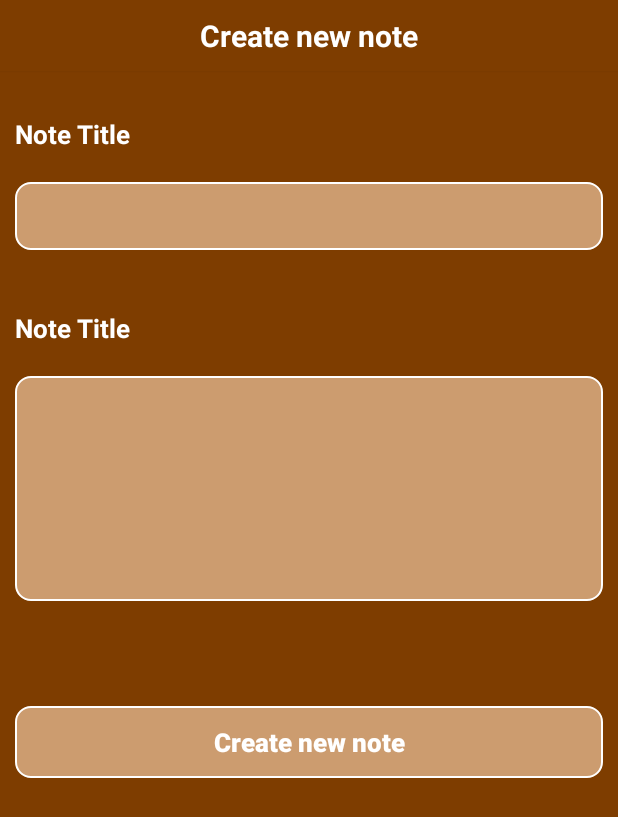
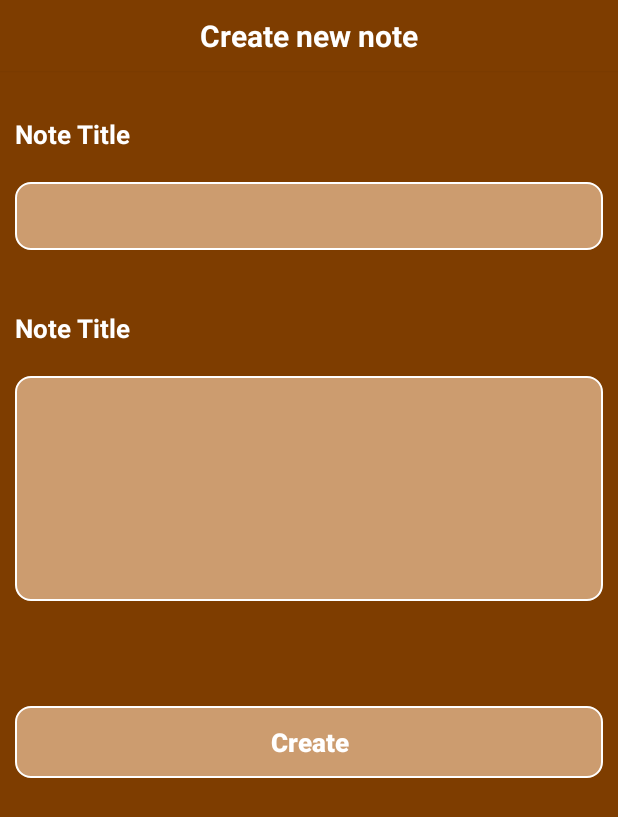
Before and after one commit to AHED200/Note_App, an Android app: the screen it shows after launch (CreateNote), after a tap on "Create new note", on a phone screen of 412 x 824 dp. Shown: the top 817 px of the screen. Run offline under Robolectric (Android 15) with nearby library versions, the phone set to English and light mode, and no system bars; our stand-ins replace Room's generated code.

```diff
--- a/app/src/main/java/com/example/noteapp/Views/MainActivity.kt
+++ b/app/src/main/java/com/example/noteapp/Views/MainActivity.kt
@@ -3,32 +3,37 @@ package com.example.noteapp.Views
 import NoteViewModel
 import android.content.Intent
 import android.os.Bundle
+import android.util.Log
 import androidx.appcompat.app.AppCompatActivity
+import androidx.recyclerview.widget.LinearLayoutManager
 import com.example.noteapp.Helper.NotesRecyclerViewAdapter
 import com.example.noteapp.databinding.ActivityMainBinding
 
 
 class MainActivity : AppCompatActivity() {
 
-    private lateinit var binding:ActivityMainBinding
+    private lateinit var binding: ActivityMainBinding
 
     override fun onCreate(savedInstanceState: Bundle?) {
         super.onCreate(savedInstanceState)
-        binding=ActivityMainBinding.inflate(layoutInflater)
+        binding = ActivityMainBinding.inflate(layoutInflater)
         val view = binding.root
 
         setContentView(view)
 
 
-        val viewModel=NoteViewModel(this)
-        val adapter=NotesRecyclerViewAdapter(viewModel.getAllNotes())
+        val viewModel = NoteViewModel(this)
+        val adapter = NotesRecyclerViewAdapter(viewModel.getAllNotes())
         //Bind RecyclerView with adapter
-        binding.rvAllNote.adapter=adapter
+        binding.rvAllNote.layoutManager = LinearLayoutManager(this)
+        binding.rvAllNote.adapter = adapter
+
+        Log.e("Test adapter", adapter.toString() + " || " + viewModel.getAllNotes().toString())
 
 
         //Moving to create new note page
         binding.butCreateNote.setOnClickListener {
-            val createNoteIntent=Intent(this, CreateNote::class.java)
+            val createNoteIntent = Intent(this, CreateNote::class.java)
             startActivity(createNoteIntent)
         }
 
--- a/app/src/main/res/layout/activity_create_note.xml
+++ b/app/src/main/res/layout/activity_create_note.xml
@@ -82,7 +82,7 @@
         android:layout_marginBottom="32dp"
         android:layout_marginHorizontal="10dp"
         android:layout_marginTop="60dp"
-        android:text="@string/create_new_note"
+        android:text="@string/create"
         android:textSize="17dp"
         android:textStyle="bold"
         android:textAllCaps="false"
--- a/app/src/main/res/layout/activity_main.xml
+++ b/app/src/main/res/layout/activity_main.xml
@@ -33,7 +33,10 @@
         <androidx.recyclerview.widget.RecyclerView
             android:id="@+id/rvAllNote"
             android:layout_width="match_parent"
-            android:layout_height="match_parent" />
+            android:layout_height="match_parent"
+            android:paddingBottom="80dp"
+            android:clipToPadding="false"
+            />
 
         <Button
             android:id="@+id/butCreateNote"
--- a/app/src/main/res/layout/note_card.xml
+++ b/app/src/main/res/layout/note_card.xml
@@ -27,11 +27,14 @@
         android:layout_width="wrap_content"
         android:layout_height="wrap_content"
         android:text="Note description"
+        android:textColor="@color/black"
         android:layout_margin="12dp"/>
     <TextView
         android:id="@+id/noteDate"
+
         android:layout_width="wrap_content"
         android:layout_height="wrap_content"
+        android:textColor="@color/black"
         android:text="Created: "
         android:layout_margin="12dp"/>
 
--- a/app/src/main/res/values/strings.xml
+++ b/app/src/main/res/values/strings.xml
@@ -3,4 +3,5 @@
     <string name="create_new_note">Create new note</string>
     <!-- TODO: Remove or change this placeholder text -->
     <string name="hello_blank_fragment">Hello blank fragment</string>
+    <string name="create">Create</string>
 </resources>
```
Also changed, not shown: app/src/main/java/com/example/noteapp/Views/CreateNote.kt (+8 -3 lines).
